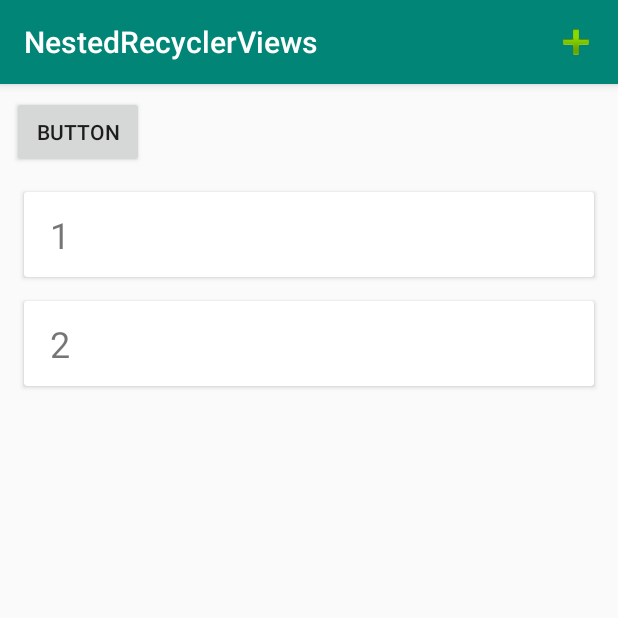
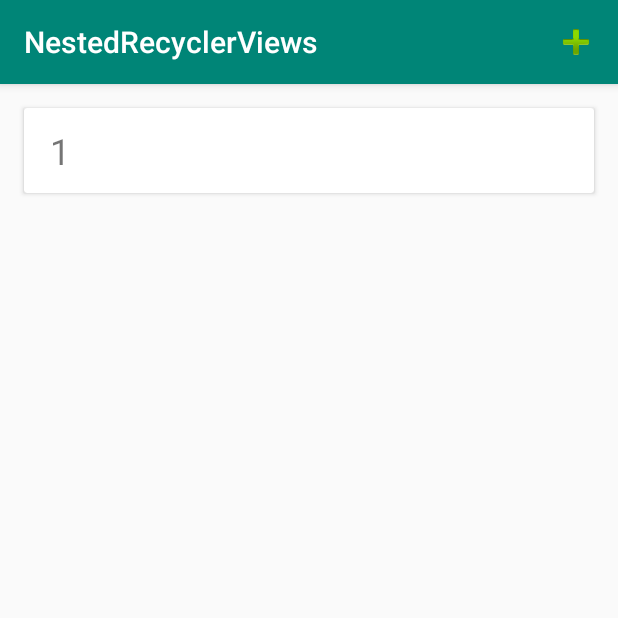
Before and after one commit to theapphideaway/NestedRecyclerViews, an Android app: the screen it shows after launch (MainActivity), after a tap on "Item", on a phone screen of 412 x 824 dp, the top half of it. Run offline under Robolectric (Android 15) with nearby library versions, the phone set to English and light mode, and no system bars.

Commit message:
Minor changes

```diff
--- a/app/src/main/java/com/example/ianschoenrock/nestedrecyclerviews/MainActivity.kt
+++ b/app/src/main/java/com/example/ianschoenrock/nestedrecyclerviews/MainActivity.kt
@@ -28,12 +28,6 @@ class MainActivity : AppCompatActivity() {
         first_recycler_view.adapter = firstAdapter
         first_recycler_view.layoutManager = layoutManager
 
-        button.setOnClickListener {
-            count++
-            val first = First()
-            first.Title = count.toString()
-            firstList!!.add(first)
-        }
 
     }
 
--- a/app/src/main/res/layout/activity_main.xml
+++ b/app/src/main/res/layout/activity_main.xml
@@ -14,12 +14,6 @@
             android:layout_marginEnd="8dp" app:layout_constraintStart_toStartOf="parent"
             android:layout_marginStart="8dp"
             android:id="@+id/first_recycler_view" android:layout_marginTop="8dp"
-            app:layout_constraintTop_toBottomOf="@+id/button"/>
-    <Button
-            android:text="Button"
-            android:layout_width="wrap_content"
-            android:layout_height="wrap_content"
-            android:id="@+id/button" app:layout_constraintStart_toStartOf="parent" android:layout_marginStart="8dp"
-            android:layout_marginTop="8dp" app:layout_constraintTop_toTopOf="parent"/>
+            app:layout_constraintTop_toTopOf="parent"/>
 
 </android.support.constraint.ConstraintLayout>
```
Also changed, not shown: app/src/main/java/com/example/ianschoenrock/nestedrecyclerviews/Recycler/ChildAdapter.kt (+1 -9 lines).
